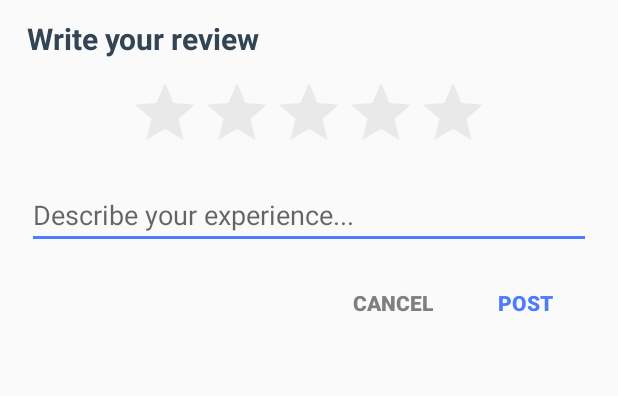
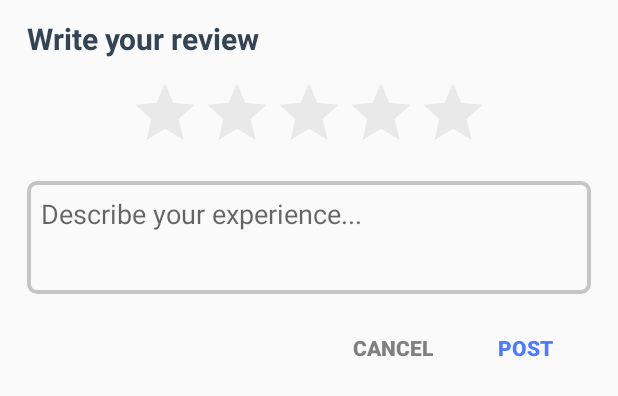
Before and after one commit to maytinhdibo/mindBook, an Android app: the layout review_dialog.xml on its own in the app's theme, with its tools: preview values and no code run, on a phone screen of 412 x 824 dp. Shown: the top 396 px of the screen. Run offline under Robolectric (Android 15) with nearby library versions, the phone set to English and light mode, and no system bars.

Commit message:
outline input

```diff
--- a/app/src/main/res/drawable/outline_button.xml
+++ b/app/src/main/res/drawable/outline_button.xml
@@ -7,8 +7,8 @@
         <shape
             android:shape="rectangle"
             >
-            <stroke android:width="1.5dp" android:color="#8A6B6F72"></stroke>
-            <corners android:radius="12dp"/>
+            <stroke android:width="1dp" android:color="#8A6B6F72"></stroke>
+            <corners android:radius="50dp"/>
         </shape>
     </item>
 
--- /dev/null
+++ b/app/src/main/res/drawable/outline_input.xml
@@ -0,0 +1,14 @@
+<selector xmlns:android="http://schemas.android.com/apk/res/android">
+    <item android:state_focused="true" android:state_window_focused="true">
+        <shape>
+            <stroke android:color="@color/colorPrimary" android:width="2.5dp" />
+            <corners android:radius="5dp"/>
+        </shape>
+    </item>
+    <item android:state_focused="false" android:state_window_focused="false">
+        <shape>
+            <stroke android:color="@color/grayColorLight" android:width="2.5dp"/>
+            <corners android:radius="5dp"/>
+        </shape>
+    </item>
+</selector>
--- a/app/src/main/res/layout/review_dialog.xml
+++ b/app/src/main/res/layout/review_dialog.xml
@@ -40,8 +40,15 @@
         android:layout_height="wrap_content"
         android:ems="10"
         android:gravity="start|top"
+        android:background="@drawable/outline_input"
         android:hint="@string/write_review_hint"
-        android:inputType="textMultiLine" />
+        android:inputType="textMultiLine"
+        android:minHeight="75dp"
+        android:padding="9dp"
+        android:paddingLeft="12dp"
+        android:paddingRight="12dp"
+        />
+
 
     <RelativeLayout
         android:layout_width="match_parent"
--- a/app/src/main/res/values/colors.xml
+++ b/app/src/main/res/values/colors.xml
@@ -8,5 +8,6 @@
     <color name="overlayBgPrimary">#197A87AC</color>
     <color name="textColor">#345</color>
     <color name="grayColor">#7F7F7F</color>
+    <color name="grayColorLight">#C5C5C5</color>
     <color name="lightColor">#f9fcff</color>
 </resources>
```
